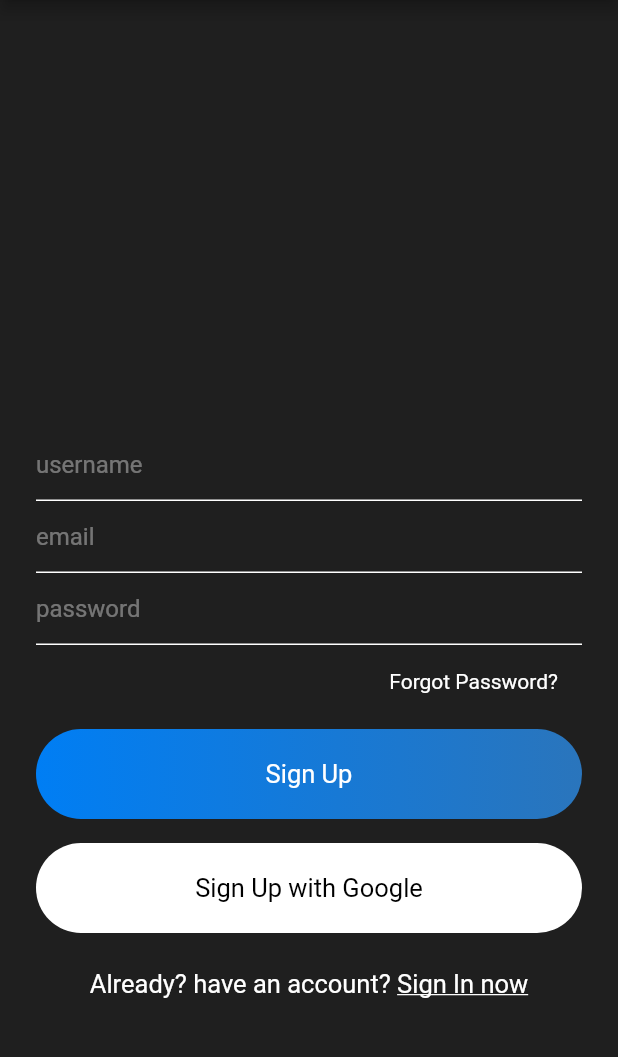
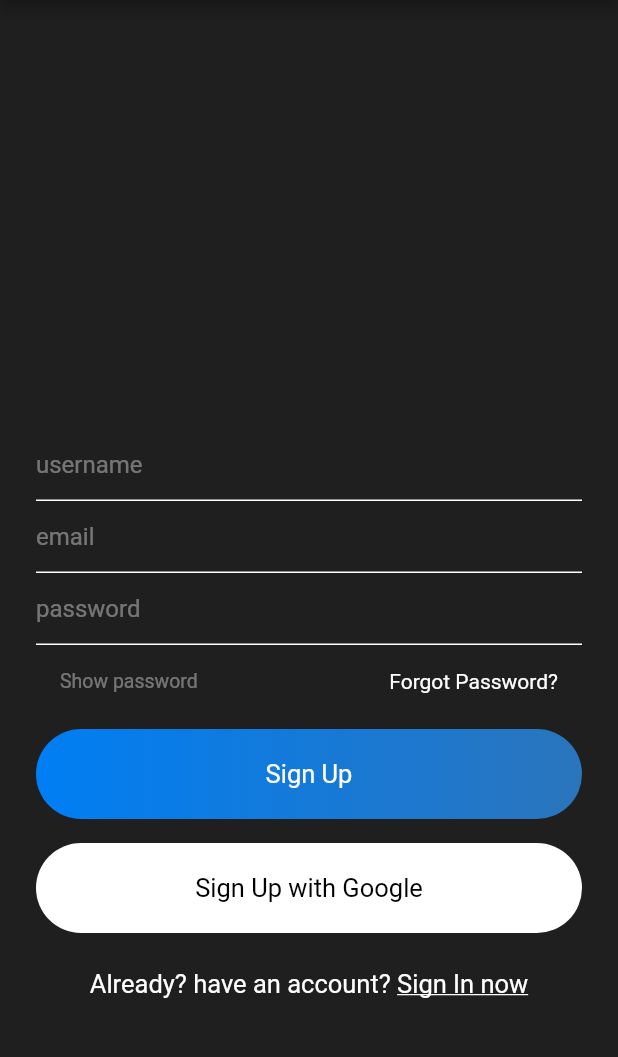
Before and after one commit to xybercommander/chatapp_prototype, a Flutter app: the ChatRoom screen opened directly, after a tap on the "exit to app" icon, after a tap on "Register Now", on a phone screen of 412 x 824 dp, the part 84-1141 px from its top. Run offline on Flutter 3.47's test engine with Material 2 defaults, Android fonts, the phone set to English and light mode, and no system bars; our stand-ins replace cloud_firestore, firebase_auth; accounts and stored records are empty.

Commit message:
Created the search screen file

```diff
--- a/lib/views/chatRoomScreen.dart
+++ b/lib/views/chatRoomScreen.dart
@@ -1,5 +1,6 @@
 import 'package:chat_app/helper/authenticate.dart';
 import 'package:chat_app/services/auth.dart';
+import 'package:chat_app/views/search.dart';
 import 'package:chat_app/views/signin.dart';
 import 'package:chat_app/widgets/widget.dart';
 import 'package:flutter/material.dart';
@@ -34,6 +35,12 @@ class _ChatRoomState extends State<ChatRoom> {
           )
         ],
       ),
+      floatingActionButton: FloatingActionButton(
+        child: Icon(Icons.search),
+        onPressed: () {
+          Navigator.push(context, MaterialPageRoute(builder: (context) => SearchScreen()));
+        },
+      ),
     );
   }
 }
--- a/lib/views/signup.dart
+++ b/lib/views/signup.dart
@@ -18,6 +18,7 @@ class SignUp extends StatefulWidget {
 class _SignUpState extends State<SignUp> {
 
   bool isLoading = false;
+  bool showPassword = false;
 
   AuthMethods authMethods = new AuthMethods();
 
@@ -88,7 +89,7 @@ class _SignUpState extends State<SignUp> {
                         decoration: textFieldInputDecoration("email")
                       ),
                       TextFormField(
-                        obscureText: true,
+                        obscureText: showPassword ? false : true,
                         validator: (password){
                           return password.length > 6 ?
                             null :
@@ -102,12 +103,33 @@ class _SignUpState extends State<SignUp> {
                   ),
                 ),
                 SizedBox(height: 8,),
+                Row(
+                  mainAxisAlignment: MainAxisAlignment.spaceBetween,
+                  children: <Widget>[
+                    Container(
+                      alignment: Alignment.centerLeft,
+                      child: GestureDetector(
+                        onTap: () {
+                          setState(() {
+                            showPassword = !showPassword;
+                          });
+                        },
+                        child: Container(
+                          padding: EdgeInsets.symmetric(horizontal: 16, vertical: 8),
+                          child: showPassword ?
+                            Text("Hide password", style: TextStyle(fontSize: 13, color: Colors.white38),) :
+                            Text("Show password", style: TextStyle(fontSize: 13, color: Colors.white38),),
+                        ),
+                      ),
+                    ),
                     Container(
                       alignment: Alignment.centerRight,
                       child: Container(
                         padding: EdgeInsets.symmetric(horizontal: 16, vertical: 8),
                         child: Text("Forgot Password?", style: simpleStyle(),),
                       ),
+                    ),
+                  ],
                 ),
                 SizedBox(height: 16,),
                 GestureDetector(
```
Also changed, not shown: lib/views/search.dart (added, +16 -0 lines). Lines whose indentation alone changed are shown as unchanged.
